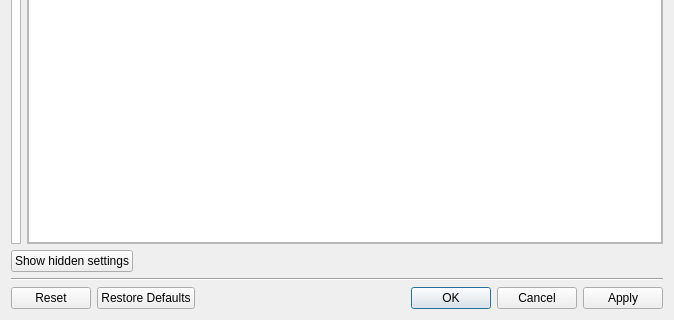
This is Updraft/src/core/ui/settingsdialog.ui in updraft/updraft as Qt 5 draws it before an edit; both pictures show x 0 to 674 and y 185 to 505 of the 674 by 505 pixel window. The edited form follows.
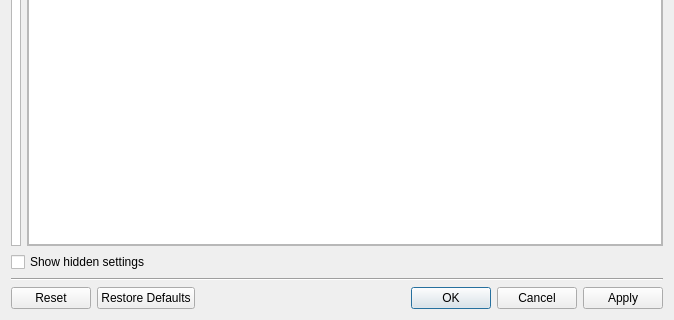
This is the edited form. Custom widgets are drawn as their Qt base class.

Commit message: settings: hidden settings groups are toggled by checkbox

What changed in the file:
```diff
--- a/Updraft/src/core/ui/settingsdialog.ui
+++ b/Updraft/src/core/ui/settingsdialog.ui
@@ -72,8 +72,8 @@
          <rect>
           <x>0</x>
           <y>0</y>
-          <width>642</width>
-          <height>424</height>
+          <width>636</width>
+          <height>411</height>
          </rect>
         </property>
         <property name="sizePolicy">
@@ -98,13 +98,7 @@
    <item>
     <layout class="QHBoxLayout" name="horizontalLayout_2">
      <item>
-      <widget class="QPushButton" name="showHidden">
-       <property name="sizePolicy">
-        <sizepolicy hsizetype="Maximum" vsizetype="Fixed">
-         <horstretch>0</horstretch>
-         <verstretch>0</verstretch>
-        </sizepolicy>
-       </property>
+      <widget class="QCheckBox" name="showHidden">
        <property name="text">
         <string>Show hidden settings</string>
        </property>
```
The commit also changes 4 other files.
